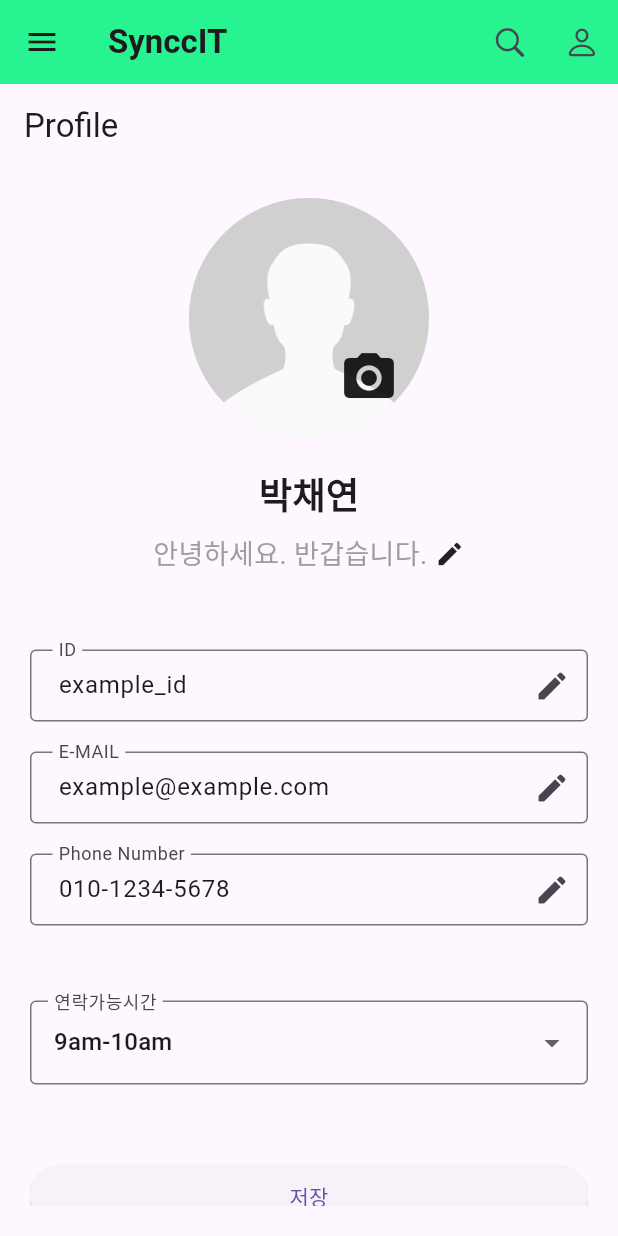
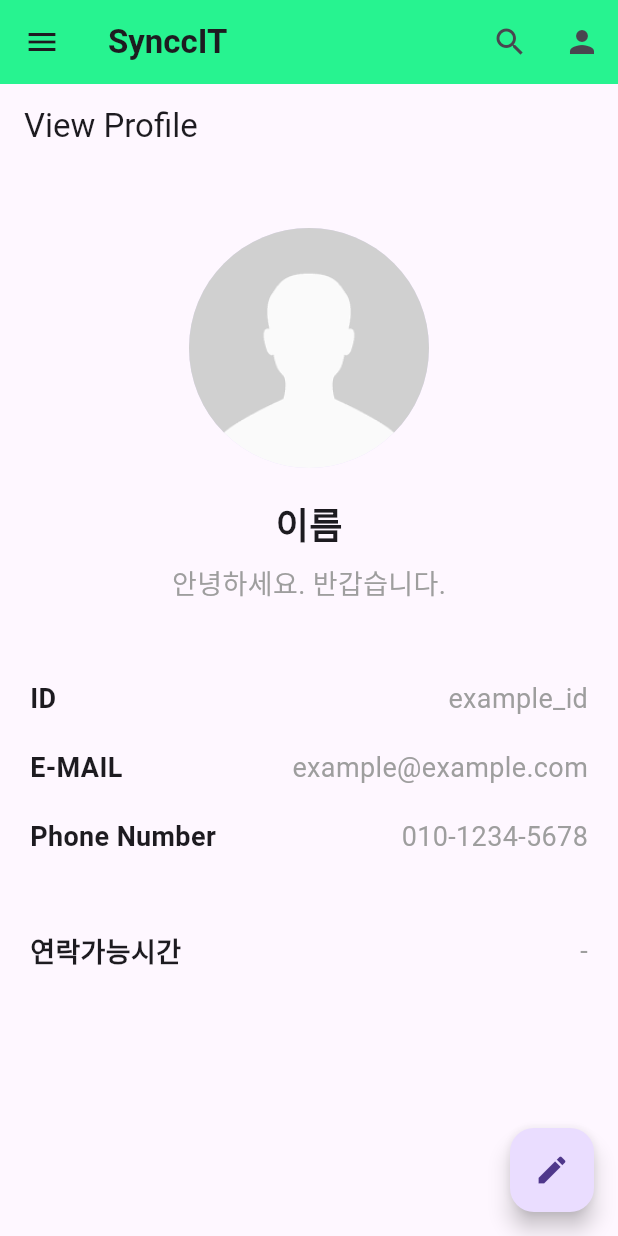
Before and after one commit to SinccIT/syncc_it, a Flutter app: the screen it shows after launch, on a phone screen of 412 x 824 dp. Run offline on Flutter 3.47's test engine with Material 3 defaults, Android fonts, the phone set to English and light mode, and no system bars; our stand-ins replace image_picker, shared_preferences.

Commit message:
[feat] profile

```diff
--- a/lib/home_page.dart
+++ b/lib/home_page.dart
@@ -1,9 +1,11 @@
-import 'package:flutter/cupertino.dart';
 import 'package:flutter/material.dart';
-import 'package:syncc_it/profile.dart';
+import 'package:shared_preferences/shared_preferences.dart';
+import 'package:syncc_it/view_profile.dart';
+import 'package:syncc_it/profile.dart'; // MyProfile을 import합니다.
 
 class HomePage extends StatelessWidget {
-  const HomePage({Key? key});
+  final SharedPreferences prefs;
+  const HomePage({Key? key, required this.prefs}) : super(key: key);
 
   @override
   Widget build(BuildContext context) {
@@ -22,15 +24,35 @@ class HomePage extends StatelessWidget {
         actions: [
           IconButton(
             onPressed: () {},
-            icon: Icon(CupertinoIcons.search),
+            icon: Icon(Icons.search),
           ),
           IconButton(
             onPressed: () {},
-            icon: Icon(CupertinoIcons.person),
+            icon: Icon(Icons.person),
           ),
         ],
       ),
-      body: MyProfile(),
+      body: ViewProfile(
+        name: '이름',
+        intro: '안녕하세요. 반갑습니다.',
+        email: 'example@example.com',
+        id: 'example_id',
+        phoneNumber: '010-1234-5678',
+        contactTime: '-',
+        profileImage: '', // 프로필 이미지 파일 경로
+      ),
+      floatingActionButton: FloatingActionButton(
+        onPressed: () {
+          Navigator.push(
+            context,
+            MaterialPageRoute(
+              builder: (context) =>
+                  MyProfile(prefs: prefs), // 수정: MyProfile로 변경
+            ),
+          );
+        },
+        child: Icon(Icons.edit),
+      ),
     );
   }
 }
--- a/lib/main.dart
+++ b/lib/main.dart
@@ -3,23 +3,20 @@ import 'package:shared_preferences/shared_preferences.dart';
 import 'package:syncc_it/home_page.dart';
 
 void main() async {
-  // main()에서 async 사용
   WidgetsFlutterBinding.ensureInitialized();
-
-  // Shared Preference 인스턴스 생성
   SharedPreferences prefs = await SharedPreferences.getInstance();
-
-  runApp(const MyApp());
+  runApp(MyApp(prefs: prefs));
 }
 
 class MyApp extends StatelessWidget {
-  const MyApp({super.key});
+  final SharedPreferences prefs;
+  const MyApp({Key? key, required this.prefs}) : super(key: key);
 
   @override
   Widget build(BuildContext context) {
     return MaterialApp(
       debugShowCheckedModeBanner: false,
-      home: HomePage(),
+      home: HomePage(prefs: prefs),
     );
   }
 }
--- a/lib/view_profile.dart
+++ b/lib/view_profile.dart
@@ -1,3 +1,5 @@
+// view_profile.dart 파일
+import 'dart:io';
 import 'package:flutter/material.dart';
 
 class ViewProfile extends StatelessWidget {
@@ -7,6 +9,7 @@ class ViewProfile extends StatelessWidget {
   final String id;
   final String phoneNumber;
   final String contactTime;
+  final String profileImage;
 
   const ViewProfile({
     required this.name,
@@ -15,23 +18,26 @@ class ViewProfile extends StatelessWidget {
     required this.id,
     required this.phoneNumber,
     required this.contactTime,
-  });
+    required this.profileImage,
+    Key? key,
+  }) : super(key: key);
 
   @override
   Widget build(BuildContext context) {
     return Scaffold(
-      appBar: AppBar(
-        title: Text('View Profile'), // 수정: 헤더 추가
-      ),
+      appBar: AppBar(title: Text('View Profile')),
       body: Padding(
-        padding: const EdgeInsets.all(20),
+        padding: const EdgeInsets.all(20.0),
         child: ListView(
           children: <Widget>[
+            SizedBox(height: 20),
             Center(
               child: CircleAvatar(
                 radius: 80,
-                backgroundImage:
-                    AssetImage('images/profile.png'), // 수정: 프로필 사진 표시
+                backgroundImage: profileImage.isNotEmpty &&
+                        File(profileImage).existsSync() // 수정: File 사용
+                    ? Image.file(File(profileImage)).image // 수정: Image.file 사용
+                    : AssetImage('images/profile.png'),
               ),
             ),
             SizedBox(height: 20),
--- a/pubspec.yaml
+++ b/pubspec.yaml
@@ -39,6 +39,8 @@ dependencies:
   provider: ^6.1.2
   dio: ^5.4.1
   image_picker: ^1.0.7
+  image_gallery_saver: ^2.0.3
+  path_provider: ^2.1.2
 
 dev_dependencies:
   flutter_test:
```
Also changed, not shown: lib/profile.dart (+148 -137 lines), lib/save_confirmation_page.dart (added, +32 -0 lines), pubspec.lock, 2 other files.
